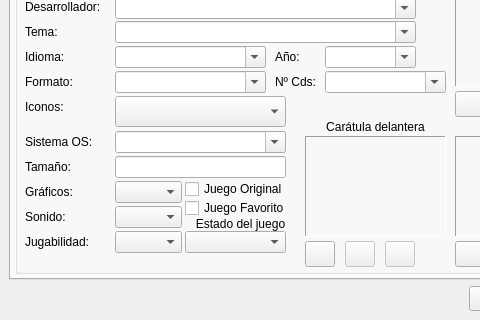
Before: the Qt Designer form ui/addedit_juego.ui in Monthy/gr-lida, drawn with Qt 5; both pictures show x 0 to 480 and y 163 to 483 of the 678 by 483 pixel window.
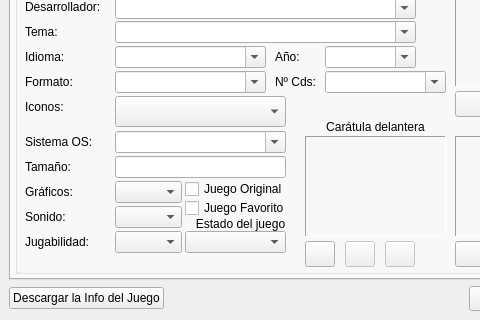
After: the same form once the commit is applied. Icons and pictures are not drawn.

Commit message: Añadido código para buscar y descargar la info del juego cuando se añade un juego de forma manual.

```diff
--- a/ui/addedit_juego.ui
+++ b/ui/addedit_juego.ui
@@ -7815,6 +7815,16 @@
      <property name="bottomMargin" >
       <number>0</number>
      </property>
+     <item>
+      <widget class="QPushButton" name="btnDescargarInfo" >
+       <property name="text" >
+        <string>Descargar la Info del Juego</string>
+       </property>
+       <property name="icon" >
+        <iconset resource="../res/grlida.qrc" >:/img16/go-down.png</iconset>
+       </property>
+      </widget>
+     </item>
      <item>
       <spacer>
        <property name="orientation" >
```
The commit also changes 8 other files.
